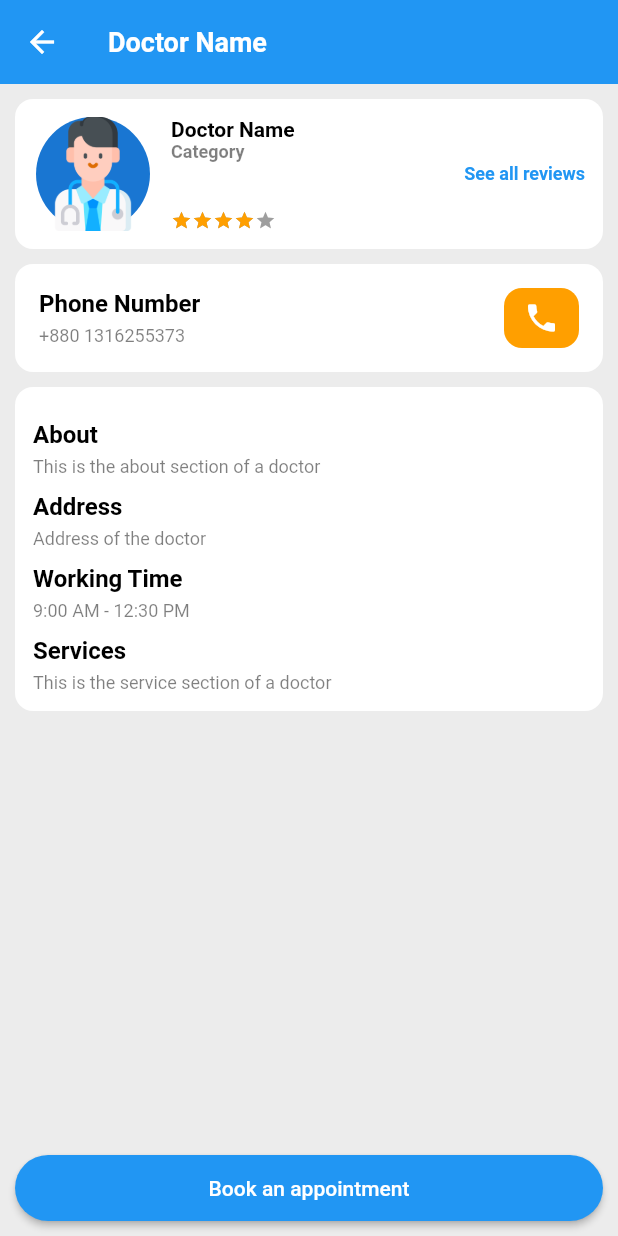
After one commit to Sohag-84/Doctor-Appointment, a Flutter app: the DoctorProfileScreen screen opened directly, on a phone screen of 412 x 824 dp. The commit adds this screen. Run offline on Flutter 3.47's test engine with Material 2 defaults, Android fonts, the phone set to English and light mode, and no system bars; drawn by our look-alikes of velocity_x; our stand-ins replace get.

Commit message:
doctor profile screen is designed

```diff
--- /dev/null
+++ b/lib/views/doctor profile/doctor_profile_screen.dart
@@ -0,0 +1,184 @@
+// ignore_for_file: prefer_const_constructors
+
+import 'package:doctor_appointment/consts/consts.dart';
+import 'package:doctor_appointment/consts/fonts.dart';
+import 'package:doctor_appointment/resources/components/custom_button.dart';
+
+class DoctorProfileScreen extends StatelessWidget {
+  const DoctorProfileScreen({super.key});
+
+  @override
+  Widget build(BuildContext context) {
+    return Scaffold(
+      backgroundColor: AppColors.bgDarkColor,
+      appBar: AppBar(
+        elevation: 0,
+        title: AppStyles.bold(
+          title: "Doctor Name",
+          color: AppColors.whiteColor,
+          size: AppSizes.size18,
+        ),
+      ),
+      body: Padding(
+        padding: EdgeInsets.all(10.0),
+        child: SingleChildScrollView(
+          child: Column(
+            children: [
+              Container(
+                height: 100,
+                padding: EdgeInsets.all(12),
+                decoration: BoxDecoration(
+                  color: Colors.white,
+                  borderRadius: BorderRadius.circular(12),
+                ),
+                child: Row(
+                  children: [
+                    CircleAvatar(
+                      radius: 40,
+                      child: Image.asset(AppAssets.imgDoctor),
+                    ),
+                    12.widthBox,
+                    Expanded(
+                      child: Column(
+                        crossAxisAlignment: CrossAxisAlignment.start,
+                        children: [
+                          AppStyles.bold(
+                            title: "Doctor Name",
+                            color: AppColors.textColor,
+                            size: AppSizes.size14,
+                          ),
+                          AppStyles.bold(
+                            title: "Category",
+                            color: AppColors.textColor.withOpacity(0.5),
+                            size: AppSizes.size12,
+                          ),
+                          Spacer(),
+                          VxRating(
+                            onRatingUpdate: (value) {},
+                            selectionColor: AppColors.yellowColor,
+                            count: 5,
+                            maxRating: 5,
+                            value: 4,
+                            stepInt: true,
+                          ),
+                        ],
+                      ),
+                    ),
+                    AppStyles.bold(
+                      title: "See all reviews",
+                      color: AppColors.blueColor,
+                      size: AppSizes.size12,
+                    ),
+                  ],
+                ),
+              ),
+              10.heightBox,
+              Container(
+                decoration: BoxDecoration(
+                  borderRadius: BorderRadius.circular(12),
+                  color: AppColors.whiteColor,
+                ),
+                child: Column(
+                  children: [
+                    ListTile(
+                      title: AppStyles.bold(
+                        title: "Phone Number",
+                        color: AppColors.textColor,
+                      ),
+                      subtitle: AppStyles.normal(
+                        title: "+880 1316255373",
+                        color: AppColors.textColor.withOpacity(0.5),
+                        size: AppSizes.size12,
+                      ),
+                      trailing: Container(
+                        width: 50,
+                        padding: EdgeInsets.all(8),
+                        decoration: BoxDecoration(
+                          color: AppColors.yellowColor,
+                          borderRadius: BorderRadius.circular(12),
+                        ),
+                        child: Icon(
+                          Icons.phone,
+                          color: AppColors.whiteColor,
+                        ),
+                      ),
+                    ),
+                  ],
+                ),
+              ),
+              10.heightBox,
+              Container(
+                width: double.infinity,
+                padding: EdgeInsets.all(12),
+                decoration: BoxDecoration(
+                  borderRadius: BorderRadius.circular(12),
+                  color: AppColors.whiteColor,
+                ),
+                child: Column(
+                  crossAxisAlignment: CrossAxisAlignment.start,
+                  children: [
+                    10.heightBox,
+                    AppStyles.bold(
+                      title: "About",
+                      color: AppColors.textColor,
+                      size: AppSizes.size16,
+                    ),
+                    5.heightBox,
+                    AppStyles.normal(
+                      title: "This is the about section of a doctor",
+                      color: AppColors.textColor.withOpacity(0.5),
+                      size: AppSizes.size12,
+                    ),
+                    10.heightBox,
+                    AppStyles.bold(
+                      title: "Address",
+                      color: AppColors.textColor,
+                      size: AppSizes.size16,
+                    ),
+                    5.heightBox,
+                    AppStyles.normal(
+                      title: "Address of the doctor",
+                      color: AppColors.textColor.withOpacity(0.5),
+                      size: AppSizes.size12,
+                    ),
+                    10.heightBox,
+                    AppStyles.bold(
+                      title: "Working Time",
+                      color: AppColors.textColor,
+                      size: AppSizes.size16,
+                    ),
+                    5.heightBox,
+                    AppStyles.normal(
+                      title: "9:00 AM - 12:30 PM",
+                      color: AppColors.textColor.withOpacity(0.5),
+                      size: AppSizes.size12,
+                    ),
+                    10.heightBox,
+                    AppStyles.bold(
+                      title: "Services",
+                      color: AppColors.textColor,
+                      size: AppSizes.size16,
+                    ),
+                    5.heightBox,
+                    AppStyles.normal(
+                      title: "This is the service section of a doctor",
+                      color: AppColors.textColor.withOpacity(0.5),
+                      size: AppSizes.size12,
+                    ),
+                  ],
+                ),
+              ),
+            ],
+          ),
+        ),
+      ),
+      bottomNavigationBar: Padding(
+        padding: const EdgeInsets.all(10.0),
+        child: CustomButton(
+          onTap: () {},
+          buttonText: "Book an appointment",
+        ),
+      ),
+    );
+  }
+}
--- a/lib/views/home/home_screen.dart
+++ b/lib/views/home/home_screen.dart
@@ -4,6 +4,8 @@ import 'package:doctor_appointment/consts/consts.dart';
 import 'package:doctor_appointment/consts/fonts.dart';
 import 'package:doctor_appointment/consts/list.dart';
 import 'package:doctor_appointment/resources/components/custom_textfield.dart';
+import 'package:doctor_appointment/views/doctor%20profile/doctor_profile_screen.dart';
+import 'package:get/get.dart';
 
 class HomeScreen extends StatefulWidget {
   const HomeScreen({super.key});
@@ -120,7 +122,11 @@ class _HomeScreenState extends State<HomeScreen> {
                           margin: EdgeInsets.only(right: 8),
                           child: Column(
                             children: [
-                              Container(
+                              InkWell(
+                                onTap: () {
+                                  Get.to(() => DoctorProfileScreen());
+                                },
+                                child: Container(
                                   alignment: Alignment.center,
                                   width: 150,
                                   color: AppColors.blueColor,
@@ -128,6 +134,7 @@ class _HomeScreenState extends State<HomeScreen> {
                                     AppAssets.imgDoctor,
                                     width: 100,
                                     fit: BoxFit.cover,
+                                  ),
                                 ),
                               ),
                               5.heightBox,
```
Lines whose indentation alone changed are shown as unchanged.
